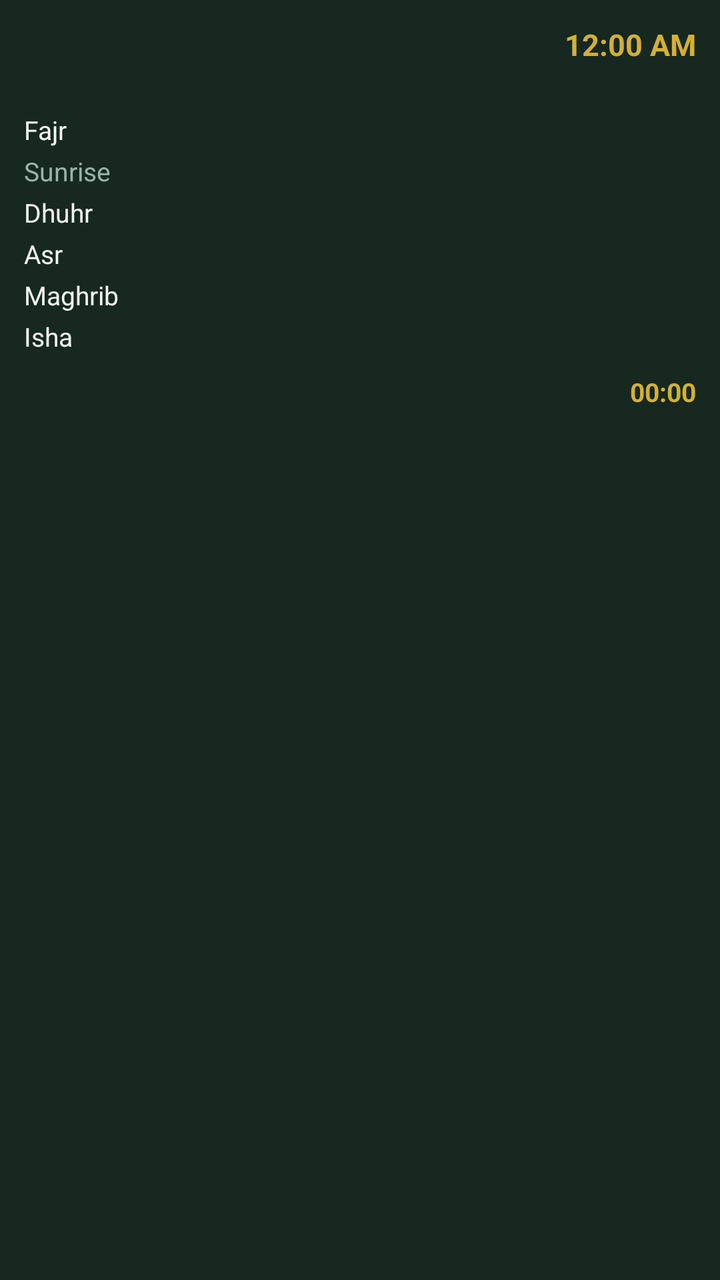
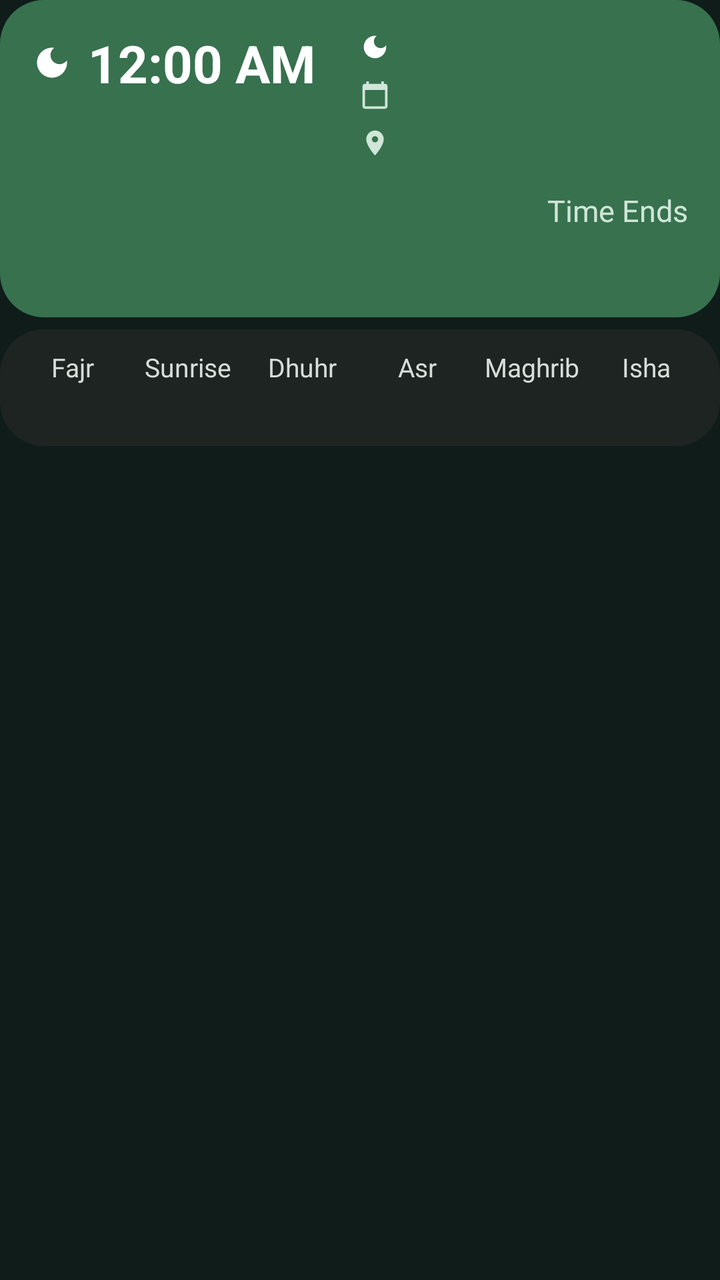

Screens rendered from an Android XML layout before and after an edit, with the pre-edit source and the edit as a unified diff.
<!-- AndroidManifest.xml: application theme Theme.PrayerAlarm -->
<!-- res/layout/widget_prayer.xml -->
<?xml version="1.0" encoding="utf-8"?>
<LinearLayout xmlns:android="http://schemas.android.com/apk/res/android"
    android:id="@+id/widgetRoot"
    android:layout_width="match_parent"
    android:layout_height="match_parent"
    android:background="@color/surface"
    android:orientation="vertical"
    android:padding="12dp">

    <LinearLayout
        android:layout_width="match_parent"
        android:layout_height="wrap_content"
        android:orientation="horizontal">

        <TextView
            android:id="@+id/widgetCity"
            android:layout_width="0dp"
            android:layout_height="wrap_content"
            android:layout_weight="1"
            android:ellipsize="end"
            android:maxLines="1"
            android:textColor="@color/on_surface"
            android:textSize="15sp"
            android:textStyle="bold" />

        <TextClock
            android:id="@+id/widgetClock"
            android:layout_width="wrap_content"
            android:layout_height="wrap_content"
            android:format12Hour="h:mm a"
            android:format24Hour="HH:mm"
            android:textColor="@color/accent"
            android:textSize="15sp"
            android:textStyle="bold" />
    </LinearLayout>

    <TextView
        android:id="@+id/widgetDates"
        android:layout_width="match_parent"
        android:layout_height="wrap_content"
        android:layout_marginTop="1dp"
        android:ellipsize="end"
        android:maxLines="1"
        android:textColor="@color/muted"
        android:textSize="11sp" />

    <LinearLayout
        android:layout_width="match_parent"
        android:layout_height="wrap_content"
        android:layout_marginTop="8dp"
        android:orientation="horizontal">

        <TextView
            android:layout_width="0dp"
            android:layout_height="wrap_content"
            android:layout_weight="1"
            android:text="@string/prayer_fajr"
            android:textColor="@color/on_surface"
            android:textSize="13sp" />

        <TextView
            android:id="@+id/widgetFajr"
            android:layout_width="wrap_content"
            android:layout_height="wrap_content"
            android:textColor="@color/on_surface"
            android:textSize="13sp"
            android:textStyle="bold" />
    </LinearLayout>

    <LinearLayout
        android:layout_width="match_parent"
        android:layout_height="wrap_content"
        android:layout_marginTop="3dp"
        android:orientation="horizontal">

        <TextView
            android:layout_width="0dp"
            android:layout_height="wrap_content"
            android:layout_weight="1"
            android:text="@string/prayer_sunrise"
            android:textColor="@color/muted"
            android:textSize="13sp" />

        <TextView
            android:id="@+id/widgetSunrise"
            android:layout_width="wrap_content"
            android:layout_height="wrap_content"
            android:textColor="@color/muted"
            android:textSize="13sp" />
    </LinearLayout>

    <LinearLayout
        android:layout_width="match_parent"
        android:layout_height="wrap_content"
        android:layout_marginTop="3dp"
        android:orientation="horizontal">

        <TextView
            android:layout_width="0dp"
            android:layout_height="wrap_content"
            android:layout_weight="1"
            android:text="@string/prayer_dhuhr"
            android:textColor="@color/on_surface"
            android:textSize="13sp" />

        <TextView
            android:id="@+id/widgetDhuhr"
            android:layout_width="wrap_content"
            android:layout_height="wrap_content"
            android:textColor="@color/on_surface"
            android:textSize="13sp"
            android:textStyle="bold" />
    </LinearLayout>

    <LinearLayout
        android:layout_width="match_parent"
        android:layout_height="wrap_content"
        android:layout_marginTop="3dp"
        android:orientation="horizontal">

        <TextView
            android:layout_width="0dp"
            android:layout_height="wrap_content"
            android:layout_weight="1"
            android:text="@string/prayer_asr"
            android:textColor="@color/on_surface"
            android:textSize="13sp" />

        <TextView
            android:id="@+id/widgetAsr"
            android:layout_width="wrap_content"
            android:layout_height="wrap_content"
            android:textColor="@color/on_surface"
            android:textSize="13sp"
            android:textStyle="bold" />
    </LinearLayout>

    <LinearLayout
        android:layout_width="match_parent"
        android:layout_height="wrap_content"
        android:layout_marginTop="3dp"
        android:orientation="horizontal">

        <TextView
            android:layout_width="0dp"
            android:layout_height="wrap_content"
            android:layout_weight="1"
            android:text="@string/prayer_maghrib"
            android:textColor="@color/on_surface"
            android:textSize="13sp" />

        <TextView
            android:id="@+id/widgetMaghrib"
            android:layout_width="wrap_content"
            android:layout_height="wrap_content"
            android:textColor="@color/on_surface"
            android:textSize="13sp"
            android:textStyle="bold" />
    </LinearLayout>

    <LinearLayout
        android:layout_width="match_parent"
        android:layout_height="wrap_content"
        android:layout_marginTop="3dp"
        android:orientation="horizontal">

        <TextView
            android:layout_width="0dp"
            android:layout_height="wrap_content"
            android:layout_weight="1"
            android:text="@string/prayer_isha"
            android:textColor="@color/on_surface"
            android:textSize="13sp" />

        <TextView
            android:id="@+id/widgetIsha"
            android:layout_width="wrap_content"
            android:layout_height="wrap_content"
            android:textColor="@color/on_surface"
            android:textSize="13sp"
            android:textStyle="bold" />
    </LinearLayout>

    <LinearLayout
        android:layout_width="match_parent"
        android:layout_height="wrap_content"
        android:layout_marginTop="10dp"
        android:orientation="horizontal">

        <TextView
            android:id="@+id/widgetEndsLabel"
            android:layout_width="0dp"
            android:layout_height="wrap_content"
            android:layout_weight="1"
            android:ellipsize="end"
            android:maxLines="1"
            android:textColor="@color/accent"
            android:textSize="13sp" />

        <Chronometer
            android:id="@+id/widgetCountdown"
            android:layout_width="wrap_content"
            android:layout_height="wrap_content"
            android:textColor="@color/accent"
            android:textSize="13sp"
            android:textStyle="bold" />
    </LinearLayout>

</LinearLayout>
<!-- resources referenced by this layout -->
<resources>
  <color name="accent">#D4AF37</color>
  <color name="muted">#9BB3A9</color>
  <color name="on_surface">#F2F2F0</color>
  <color name="surface">#16281F</color>
  <string name="prayer_asr">Asr</string>
  <string name="prayer_dhuhr">Dhuhr</string>
  <string name="prayer_fajr">Fajr</string>
  <string name="prayer_isha">Isha</string>
  <string name="prayer_maghrib">Maghrib</string>
  <string name="prayer_sunrise">Sunrise</string>
  <style name="Theme.PrayerAlarm" parent="Theme.MaterialComponents.DayNight.NoActionBar">
          <item name="colorPrimary">@color/primary</item>
          <item name="colorPrimaryDark">@color/primary_dark</item>
          <item name="colorAccent">@color/accent</item>
          <item name="android:windowBackground">@color/background</item>
      </style>
  <color name="primary">#1B5E4F</color>
  <color name="primary_dark">#0F3D33</color>
  <color name="background">#0F1C1A</color>
</resources>

<!-- the commit's change to res/layout/widget_prayer.xml (unified diff, before → after) -->
@@ -2,208 +2,314 @@
 <LinearLayout xmlns:android="http://schemas.android.com/apk/res/android"
     android:id="@+id/widgetRoot"
     android:layout_width="match_parent"
-    android:layout_height="match_parent"
-    android:background="@color/surface"
-    android:orientation="vertical"
-    android:padding="12dp">
+    android:layout_height="wrap_content"
+    android:orientation="vertical">
 
     <LinearLayout
         android:layout_width="match_parent"
         android:layout_height="wrap_content"
-        android:orientation="horizontal">
+        android:background="@drawable/widget_header_bg"
+        android:orientation="vertical"
+        android:paddingStart="16dp"
+        android:paddingTop="14dp"
+        android:paddingEnd="16dp"
+        android:paddingBottom="14dp">
+
+        <LinearLayout
+            android:layout_width="match_parent"
+            android:layout_height="wrap_content"
+            android:orientation="horizontal">
+
+            <LinearLayout
+                android:layout_width="0dp"
+                android:layout_height="wrap_content"
+                android:layout_weight="1"
+                android:gravity="center_vertical"
+                android:orientation="horizontal">
+
+                <ImageView
+                    android:layout_width="20dp"
+                    android:layout_height="20dp"
+                    android:contentDescription="@string/app_name"
+                    android:src="@drawable/ic_widget_moon" />
+
+                <TextClock
+                    android:id="@+id/widgetClock"
+                    android:layout_width="wrap_content"
+                    android:layout_height="wrap_content"
+                    android:layout_marginStart="8dp"
+                    android:format12Hour="h:mm a"
+                    android:format24Hour="HH:mm"
+                    android:textColor="@color/widget_on_header"
+                    android:textSize="26sp"
+                    android:textStyle="bold" />
+            </LinearLayout>
+
+            <LinearLayout
+                android:layout_width="0dp"
+                android:layout_height="wrap_content"
+                android:layout_weight="1"
+                android:orientation="vertical">
+
+                <LinearLayout
+                    android:layout_width="match_parent"
+                    android:layout_height="wrap_content"
+                    android:gravity="center_vertical"
+                    android:orientation="horizontal">
+
+                    <ImageView
+                        android:layout_width="15dp"
+                        android:layout_height="15dp"
+                        android:contentDescription="@string/app_name"
+                        android:src="@drawable/ic_widget_moon" />
+
+                    <TextView
+                        android:id="@+id/widgetHijri"
+                        android:layout_width="match_parent"
+                        android:layout_height="wrap_content"
+                        android:layout_marginStart="7dp"
+                        android:ellipsize="end"
+                        android:maxLines="1"
+                        android:textColor="@color/widget_on_header_dim"
+                        android:textSize="14sp" />
+                </LinearLayout>
+
+                <LinearLayout
+                    android:layout_width="match_parent"
+                    android:layout_height="wrap_content"
+                    android:layout_marginTop="5dp"
+                    android:gravity="center_vertical"
+                    android:orientation="horizontal">
+
+                    <ImageView
+                        android:layout_width="15dp"
+                        android:layout_height="15dp"
+                        android:contentDescription="@string/app_name"
+                        android:src="@drawable/ic_widget_calendar" />
+
+                    <TextView
+                        android:id="@+id/widgetGregorian"
+                        android:layout_width="match_parent"
+                        android:layout_height="wrap_content"
+                        android:layout_marginStart="7dp"
+                        android:ellipsize="end"
+                        android:maxLines="1"
+                        android:textColor="@color/widget_on_header_dim"
+                        android:textSize="14sp" />
+                </LinearLayout>
+
+                <LinearLayout
+                    android:layout_width="match_parent"
+                    android:layout_height="wrap_content"
+                    android:layout_marginTop="5dp"
+                    android:gravity="center_vertical"
+                    android:orientation="horizontal">
+
+                    <ImageView
+                        android:layout_width="15dp"
+                        android:layout_height="15dp"
+                        android:contentDescription="@string/app_name"
+                        android:src="@drawable/ic_widget_pin" />
+
+                    <TextView
+                        android:id="@+id/widgetCity"
+                        android:layout_width="match_parent"
+                        android:layout_height="wrap_content"
+                        android:layout_marginStart="7dp"
+                        android:ellipsize="end"
+                        android:maxLines="1"
+                        android:textColor="@color/widget_on_header_dim"
+                        android:textSize="14sp" />
+                </LinearLayout>
+            </LinearLayout>
+        </LinearLayout>
 
         <TextView
-            android:id="@+id/widgetCity"
-            android:layout_width="0dp"
-            android:layout_height="wrap_content"
-            android:layout_weight="1"
-            android:ellipsize="end"
-            android:maxLines="1"
-            android:textColor="@color/on_surface"
-            android:textSize="15sp"
-            android:textStyle="bold" />
-
-        <TextClock
-            android:id="@+id/widgetClock"
-            android:layout_width="wrap_content"
-            android:layout_height="wrap_content"
-            android:format12Hour="h:mm a"
-            android:format24Hour="HH:mm"
-            android:textColor="@color/accent"
-            android:textSize="15sp"
+            android:id="@+id/widgetEndsLabel"
+            android:layout_width="match_parent"
+            android:layout_height="wrap_content"
+            android:layout_marginTop="14dp"
+            android:gravity="end"
+            android:text="@string/widget_time_ends"
+            android:textColor="@color/widget_on_header_dim"
+            android:textSize="15sp" />
+
+        <TextView
+            android:id="@+id/widgetEndsTime"
+            android:layout_width="match_parent"
+            android:layout_height="wrap_content"
+            android:gravity="end"
+            android:textColor="@color/widget_highlight"
+            android:textSize="22sp"
             android:textStyle="bold" />
     </LinearLayout>
-
-    <TextView
-        android:id="@+id/widgetDates"
-        android:layout_width="match_parent"
-        android:layout_height="wrap_content"
-        android:layout_marginTop="1dp"
-        android:ellipsize="end"
-        android:maxLines="1"
-        android:textColor="@color/muted"
-        android:textSize="11sp" />
 
     <LinearLayout
         android:layout_width="match_parent"
         android:layout_height="wrap_content"
-        android:layout_marginTop="8dp"
-        android:orientation="horizontal">
-
-        <TextView
-            android:layout_width="0dp"
-            android:layout_height="wrap_content"
-            android:layout_weight="1"
-            android:text="@string/prayer_fajr"
-            android:textColor="@color/on_surface"
-            android:textSize="13sp" />
-
-        <TextView
-            android:id="@+id/widgetFajr"
-            android:layout_width="wrap_content"
-            android:layout_height="wrap_content"
-            android:textColor="@color/on_surface"
-            android:textSize="13sp"
-            android:textStyle="bold" />
+        android:layout_marginTop="6dp"
+        android:background="@drawable/widget_footer_bg"
+        android:orientation="horizontal"
+        android:paddingStart="8dp"
+        android:paddingTop="10dp"
+        android:paddingEnd="8dp"
+        android:paddingBottom="10dp">
+
+        <LinearLayout
+            android:layout_width="0dp"
+            android:layout_height="wrap_content"
+            android:layout_weight="1"
+            android:gravity="center_horizontal"
+            android:orientation="vertical">
+
+            <TextView
+                android:id="@+id/widgetFajrLabel"
+                android:layout_width="wrap_content"
+                android:layout_height="wrap_content"
+                android:maxLines="1"
+                android:text="@string/prayer_fajr"
+                android:textColor="@color/widget_on_footer"
+                android:textSize="13sp" />
+
+            <TextView
+                android:id="@+id/widgetFajr"
+                android:layout_width="wrap_content"
+                android:layout_height="wrap_content"
+                android:layout_marginTop="3dp"
+                android:maxLines="1"
+                android:textColor="@color/widget_on_footer"
+                android:textSize="13sp" />
+        </LinearLayout>
+
+        <LinearLayout
+            android:layout_width="0dp"
+            android:layout_height="wrap_content"
+            android:layout_weight="1"
+            android:gravity="center_horizontal"
+            android:orientation="vertical">
+
+            <TextView
+                android:id="@+id/widgetSunriseLabel"
+                android:layout_width="wrap_content"
+                android:layout_height="wrap_content"
+                android:maxLines="1"
+                android:text="@string/prayer_sunrise"
+                android:textColor="@color/widget_on_footer"
+                android:textSize="13sp" />
+
+            <TextView
+                android:id="@+id/widgetSunrise"
+                android:layout_width="wrap_content"
+                android:layout_height="wrap_content"
+                android:layout_marginTop="3dp"
+                android:maxLines="1"
+                android:textColor="@color/widget_on_footer"
+                android:textSize="13sp" />
+        </LinearLayout>
+
+        <LinearLayout
+            android:layout_width="0dp"
+            android:layout_height="wrap_content"
+            android:layout_weight="1"
+            android:gravity="center_horizontal"
+            android:orientation="vertical">
+
+            <TextView
+                android:id="@+id/widgetDhuhrLabel"
+                android:layout_width="wrap_content"
+                android:layout_height="wrap_content"
+                android:maxLines="1"
+                android:text="@string/prayer_dhuhr"
+                android:textColor="@color/widget_on_footer"
+                android:textSize="13sp" />
+
+            <TextView
+                android:id="@+id/widgetDhuhr"
+                android:layout_width="wrap_content"
+                android:layout_height="wrap_content"
+                android:layout_marginTop="3dp"
+                android:maxLines="1"
+                android:textColor="@color/widget_on_footer"
+                android:textSize="13sp" />
+        </LinearLayout>
+
+        <LinearLayout
+            android:layout_width="0dp"
+            android:layout_height="wrap_content"
+            android:layout_weight="1"
+            android:gravity="center_horizontal"
+            android:orientation="vertical">
+
+            <TextView
+                android:id="@+id/widgetAsrLabel"
+                android:layout_width="wrap_content"
+                android:layout_height="wrap_content"
+                android:maxLines="1"
+                android:text="@string/prayer_asr"
+                android:textColor="@color/widget_on_footer"
+                android:textSize="13sp" />
+
+            <TextView
+                android:id="@+id/widgetAsr"
+                android:layout_width="wrap_content"
+                android:layout_height="wrap_content"
+                android:layout_marginTop="3dp"
+                android:maxLines="1"
+                android:textColor="@color/widget_on_footer"
+                android:textSize="13sp" />
+        </LinearLayout>
+
+        <LinearLayout
+            android:layout_width="0dp"
+            android:layout_height="wrap_content"
+            android:layout_weight="1"
+            android:gravity="center_horizontal"
+            android:orientation="vertical">
+
+            <TextView
+                android:id="@+id/widgetMaghribLabel"
+                android:layout_width="wrap_content"
+                android:layout_height="wrap_content"
+                android:maxLines="1"
+                android:text="@string/prayer_maghrib"
+                android:textColor="@color/widget_on_footer"
+                android:textSize="13sp" />
+
+            <TextView
+                android:id="@+id/widgetMaghrib"
+                android:layout_width="wrap_content"
+                android:layout_height="wrap_content"
+                android:layout_marginTop="3dp"
+                android:maxLines="1"
+                android:textColor="@color/widget_on_footer"
+                android:textSize="13sp" />
+        </LinearLayout>
+
+        <LinearLayout
+            android:layout_width="0dp"
+            android:layout_height="wrap_content"
+            android:layout_weight="1"
+            android:gravity="center_horizontal"
+            android:orientation="vertical">
+
+            <TextView
+                android:id="@+id/widgetIshaLabel"
+                android:layout_width="wrap_content"
+                android:layout_height="wrap_content"
+                android:maxLines="1"
+                android:text="@string/prayer_isha"
+                android:textColor="@color/widget_on_footer"
+                android:textSize="13sp" />
+
+            <TextView
+                android:id="@+id/widgetIsha"
+                android:layout_width="wrap_content"
+                android:layout_height="wrap_content"
+                android:layout_marginTop="3dp"
+                android:maxLines="1"
+                android:textColor="@color/widget_on_footer"
+                android:textSize="13sp" />
+        </LinearLayout>
     </LinearLayout>
 
-    <LinearLayout
-        android:layout_width="match_parent"
-        android:layout_height="wrap_content"
-        android:layout_marginTop="3dp"
-        android:orientation="horizontal">
-
-        <TextView
-            android:layout_width="0dp"
-            android:layout_height="wrap_content"
-            android:layout_weight="1"
-            android:text="@string/prayer_sunrise"
-            android:textColor="@color/muted"
-            android:textSize="13sp" />
-
-        <TextView
-            android:id="@+id/widgetSunrise"
-            android:layout_width="wrap_content"
-            android:layout_height="wrap_content"
-            android:textColor="@color/muted"
-            android:textSize="13sp" />
-    </LinearLayout>
-
-    <LinearLayout
-        android:layout_width="match_parent"
-        android:layout_height="wrap_content"
-        android:layout_marginTop="3dp"
-        android:orientation="horizontal">
-
-        <TextView
-            android:layout_width="0dp"
-            android:layout_height="wrap_content"
-            android:layout_weight="1"
-            android:text="@string/prayer_dhuhr"
-            android:textColor="@color/on_surface"
-            android:textSize="13sp" />
-
-        <TextView
-            android:id="@+id/widgetDhuhr"
-            android:layout_width="wrap_content"
-            android:layout_height="wrap_content"
-            android:textColor="@color/on_surface"
-            android:textSize="13sp"
-            android:textStyle="bold" />
-    </LinearLayout>
-
-    <LinearLayout
-        android:layout_width="match_parent"
-        android:layout_height="wrap_content"
-        android:layout_marginTop="3dp"
-        android:orientation="horizontal">
-
-        <TextView
-            android:layout_width="0dp"
-            android:layout_height="wrap_content"
-            android:layout_weight="1"
-            android:text="@string/prayer_asr"
-            android:textColor="@color/on_surface"
-            android:textSize="13sp" />
-
-        <TextView
-            android:id="@+id/widgetAsr"
-            android:layout_width="wrap_content"
-            android:layout_height="wrap_content"
-            android:textColor="@color/on_surface"
-            android:textSize="13sp"
-            android:textStyle="bold" />
-    </LinearLayout>
-
-    <LinearLayout
-        android:layout_width="match_parent"
-        android:layout_height="wrap_content"
-        android:layout_marginTop="3dp"
-        android:orientation="horizontal">
-
-        <TextView
-            android:layout_width="0dp"
-            android:layout_height="wrap_content"
-            android:layout_weight="1"
-            android:text="@string/prayer_maghrib"
-            android:textColor="@color/on_surface"
-            android:textSize="13sp" />
-
-        <TextView
-            android:id="@+id/widgetMaghrib"
-            android:layout_width="wrap_content"
-            android:layout_height="wrap_content"
-            android:textColor="@color/on_surface"
-            android:textSize="13sp"
-            android:textStyle="bold" />
-    </LinearLayout>
-
-    <LinearLayout
-        android:layout_width="match_parent"
-        android:layout_height="wrap_content"
-        android:layout_marginTop="3dp"
-        android:orientation="horizontal">
-
-        <TextView
-            android:layout_width="0dp"
-            android:layout_height="wrap_content"
-            android:layout_weight="1"
-            android:text="@string/prayer_isha"
-            android:textColor="@color/on_surface"
-            android:textSize="13sp" />
-
-        <TextView
-            android:id="@+id/widgetIsha"
-            android:layout_width="wrap_content"
-            android:layout_height="wrap_content"
-            android:textColor="@color/on_surface"
-            android:textSize="13sp"
-            android:textStyle="bold" />
-    </LinearLayout>
-
-    <LinearLayout
-        android:layout_width="match_parent"
-        android:layout_height="wrap_content"
-        android:layout_marginTop="10dp"
-        android:orientation="horizontal">
-
-        <TextView
-            android:id="@+id/widgetEndsLabel"
-            android:layout_width="0dp"
-            android:layout_height="wrap_content"
-            android:layout_weight="1"
-            android:ellipsize="end"
-            android:maxLines="1"
-            android:textColor="@color/accent"
-            android:textSize="13sp" />
-
-        <Chronometer
-            android:id="@+id/widgetCountdown"
-            android:layout_width="wrap_content"
-            android:layout_height="wrap_content"
-            android:textColor="@color/accent"
-            android:textSize="13sp"
-            android:textStyle="bold" />
-    </LinearLayout>
-
 </LinearLayout>
<!-- resource entries referenced after the edit -->
@@ -1,23 +1,69 @@
 <!-- resources referenced by this layout -->
 <resources>
-  <color name="accent">#D4AF37</color>
-  <color name="muted">#9BB3A9</color>
-  <color name="on_surface">#F2F2F0</color>
-  <color name="surface">#16281F</color>
+  <color name="widget_highlight">#8FE3AE</color>
+  <color name="widget_on_footer">#D6DEDA</color>
+  <color name="widget_on_header">#FFFFFF</color>
+  <color name="widget_on_header_dim">#CFE6D8</color>
+  <!-- drawable ic_widget_calendar (drawable) -->
+  <?xml version="1.0" encoding="utf-8"?>
+  <vector xmlns:android="http://schemas.android.com/apk/res/android"
+      android:width="24dp" android:height="24dp"
+      android:viewportWidth="24" android:viewportHeight="24"
+      android:tint="@color/widget_on_header_dim">
+      <path android:fillColor="#FFFFFF"
+          android:pathData="M20,3h-1V1h-2v2H7V1H5v2H4C2.9,3 2,3.9 2,5v16c0,1.1 0.9,2 2,2h16c1.1,0 2,-0.9 2,-2V5C22,3.9 21.1,3 20,3zM20,21H4V8h16V21z" />
+  </vector>
+  <!-- drawable ic_widget_moon (drawable) -->
+  <?xml version="1.0" encoding="utf-8"?>
+  <vector xmlns:android="http://schemas.android.com/apk/res/android"
+      android:width="24dp" android:height="24dp"
+      android:viewportWidth="24" android:viewportHeight="24"
+      android:tint="@color/widget_on_header">
+      <path android:fillColor="#FFFFFF"
+          android:pathData="M12,3c-4.97,0 -9,4.03 -9,9s4.03,9 9,9s9,-4.03 9,-9c0,-0.46 -0.04,-0.92 -0.1,-1.36c-0.98,1.37 -2.58,2.26 -4.4,2.26c-2.98,0 -5.4,-2.42 -5.4,-5.4c0,-1.81 0.89,-3.42 2.26,-4.4C12.92,3.04 12.46,3 12,3L12,3z" />
+  </vector>
+  <!-- drawable ic_widget_pin (drawable) -->
+  <?xml version="1.0" encoding="utf-8"?>
+  <vector xmlns:android="http://schemas.android.com/apk/res/android"
+      android:width="24dp" android:height="24dp"
+      android:viewportWidth="24" android:viewportHeight="24"
+      android:tint="@color/widget_on_header_dim">
+      <path android:fillColor="#FFFFFF"
+          android:pathData="M12,2C8.13,2 5,5.13 5,9c0,5.25 7,13 7,13s7,-7.75 7,-13C19,5.13 15.87,2 12,2zM12,11.5c-1.38,0 -2.5,-1.12 -2.5,-2.5s1.12,-2.5 2.5,-2.5s2.5,1.12 2.5,2.5S13.38,11.5 12,11.5z" />
+  </vector>
+  <!-- drawable widget_footer_bg (drawable) -->
+  <?xml version="1.0" encoding="utf-8"?>
+  <shape xmlns:android="http://schemas.android.com/apk/res/android"
+      android:shape="rectangle">
+      <solid android:color="@color/widget_footer" />
+      <corners android:radius="22dp" />
+  </shape>
+  <!-- drawable widget_header_bg (drawable) -->
+  <?xml version="1.0" encoding="utf-8"?>
+  <shape xmlns:android="http://schemas.android.com/apk/res/android"
+      android:shape="rectangle">
+      <solid android:color="@color/widget_header" />
+      <corners android:radius="22dp" />
+  </shape>
+  <string name="app_name">Prayer Alarm</string>
   <string name="prayer_asr">Asr</string>
   <string name="prayer_dhuhr">Dhuhr</string>
   <string name="prayer_fajr">Fajr</string>
   <string name="prayer_isha">Isha</string>
   <string name="prayer_maghrib">Maghrib</string>
   <string name="prayer_sunrise">Sunrise</string>
+  <string name="widget_time_ends">Time Ends</string>
   <style name="Theme.PrayerAlarm" parent="Theme.MaterialComponents.DayNight.NoActionBar">
           <item name="colorPrimary">@color/primary</item>
           <item name="colorPrimaryDark">@color/primary_dark</item>
           <item name="colorAccent">@color/accent</item>
           <item name="android:windowBackground">@color/background</item>
       </style>
+  <color name="widget_footer">#1E2422</color>
+  <color name="widget_header">#37714E</color>
   <color name="primary">#1B5E4F</color>
   <color name="primary_dark">#0F3D33</color>
+  <color name="accent">#D4AF37</color>
   <color name="background">#0F1C1A</color>
 </resources>
 
